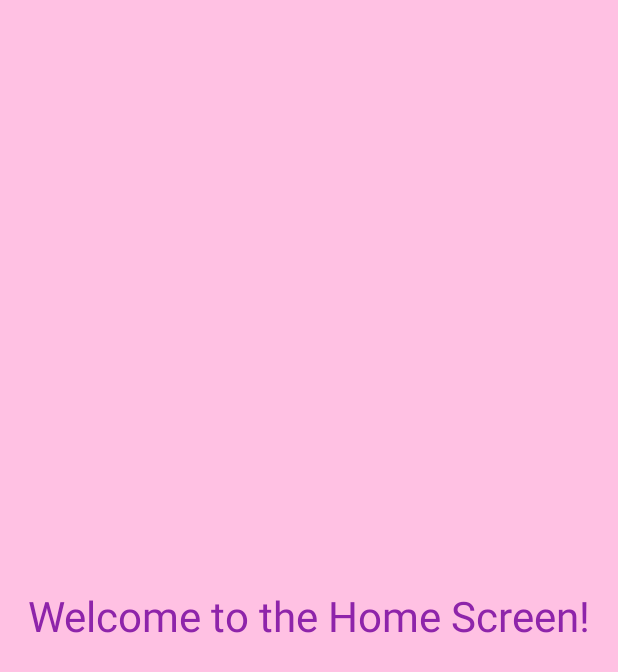
After one commit to akdenizcse/teams-for-mobile-programming-2025-final-project-nuray, an Android app built with Jetpack Compose: the HomeScreen screen opened through its navigation route, on a phone screen of 412 x 824 dp. The commit adds this screen. Shown: the top 672 px of the screen. Run offline under Robolectric (Android 15) with nearby library versions, the phone set to English and light mode, and no system bars; our stand-ins replace Firebase (no records; nobody signed in at launch, a user with empty details on screens opened directly); 1 statement that could not run was skipped.

Commit message:
Added incorrect login warning message and redirected to home page after login

```diff
--- /dev/null
+++ b/app/src/main/java/com/example/watchlist/HomeScreen.kt
@@ -0,0 +1,26 @@
+package com.example.watchlist
+
+import androidx.compose.foundation.background
+import androidx.compose.foundation.layout.*
+import androidx.compose.material3.MaterialTheme
+import androidx.compose.material3.Text
+import androidx.compose.runtime.Composable
+import androidx.compose.ui.Alignment
+import androidx.compose.ui.Modifier
+import androidx.compose.ui.unit.dp
+
+@Composable
+fun HomeScreen() {
+    Box(
+        modifier = Modifier
+            .fillMaxSize()
+            .background(MaterialTheme.colorScheme.background),
+        contentAlignment = Alignment.Center
+    ) {
+        Text(
+            text = "Welcome to the Home Screen!",
+            style = MaterialTheme.typography.headlineMedium,
+            modifier = Modifier.padding(16.dp)
+        )
+    }
+}
--- a/app/src/main/java/com/example/watchlist/LoginScreen.kt
+++ b/app/src/main/java/com/example/watchlist/LoginScreen.kt
@@ -157,10 +157,10 @@ fun LoginScreen(
                                     onSuccess = {
                                         errorMessage = null
                                         Toast.makeText(context, "Login successful!", Toast.LENGTH_SHORT).show()
-                                        onLoginSuccess()
+                                        onLoginSuccess() // Giriş başarılıysa ana sayfaya yönlendir
                                     },
-                                    onError = { error ->
-                                        errorMessage = error
+                                    onError = {
+                                        errorMessage = "Invalid email or password"
                                     }
                                 )
                             },
--- a/app/src/main/java/com/example/watchlist/NavigationGraph.kt
+++ b/app/src/main/java/com/example/watchlist/NavigationGraph.kt
@@ -10,17 +10,27 @@ fun NavigationGraph(navController: NavHostController) {
     NavHost(navController = navController, startDestination = "login") {
         composable("login") {
             LoginScreen(
+                onLoginSuccess = {
+                    navController.navigate("home") {
+                        popUpTo("login") { inclusive = true }
+                    }
+                },
                 onSignUpClick = {
                     navController.navigate("signup")
                 }
             )
         }
+
         composable("signup") {
             SignUpScreen(
                 onBackClick = {
-                    navController.popBackStack() // Giriş ekranına döner
+                    navController.popBackStack()
                 }
             )
         }
+
+        composable("home") {
+            HomeScreen()
+        }
     }
 }
```
